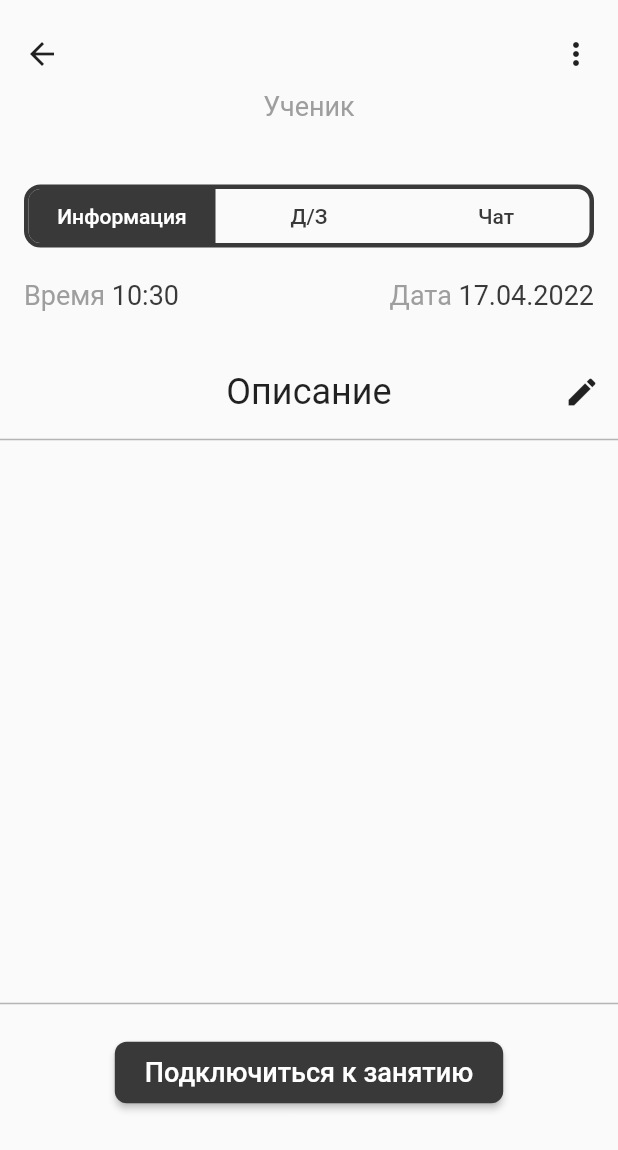
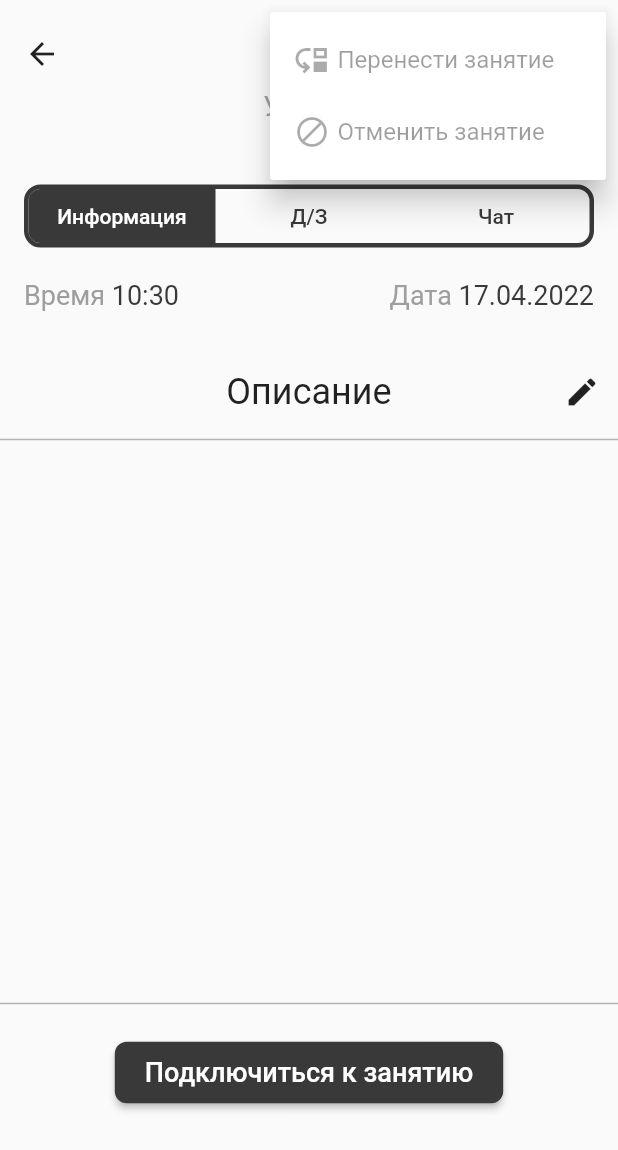
Before and after one commit to RealityFamily/repiton_flutter_app, a Flutter app: the LessonScreen screen opened directly with empty values, after a tap on the "more vert" icon, on a phone screen of 412 x 824 dp. Shown: the top 1150 px of the screen. Run offline on Flutter 3.47's test engine with Material 2 defaults, Android fonts, the light colour scheme and no system bars; our stand-ins replace file_picker, flutter_markdown, image_picker, table_calendar; missing offline and left inert: flutter_emoji, rocket_chat_connector_flutter; network calls fail.

Commit message:
Popup on lessons screen

```diff
--- a/lib/screens/teacher/lesson_screen.dart
+++ b/lib/screens/teacher/lesson_screen.dart
@@ -114,10 +114,28 @@ class _LessonScreenState extends State<LessonScreen> {
                             icon: const Icon(Icons.arrow_back),
                           ),
                           const Expanded(child: SizedBox()),
-                          IconButton(
+                          PopupMenuButton<String>(
                             padding: const EdgeInsets.all(16),
-                            onPressed: () {},
                             icon: const Icon(Icons.more_vert),
+                            itemBuilder: (_) => ["Перенести занятие", "Отменить занятие"]
+                                .map(
+                                  (item) => PopupMenuItem<String>(
+                                    // TODO: Delete param when would created func
+                                    enabled: false,
+                                    value: item,
+                                    child: Row(
+                                      children: [
+                                        Icon(item.contains("Перенести") ? Icons.move_down : Icons.dnd_forwardslash),
+                                        const SizedBox(
+                                          width: 5,
+                                        ),
+                                        Text(item),
+                                      ],
+                                    ),
+                                  ),
+                                )
+                                .toList(),
+                            onSelected: (value) {},
                           ),
                         ],
                       ),
```
